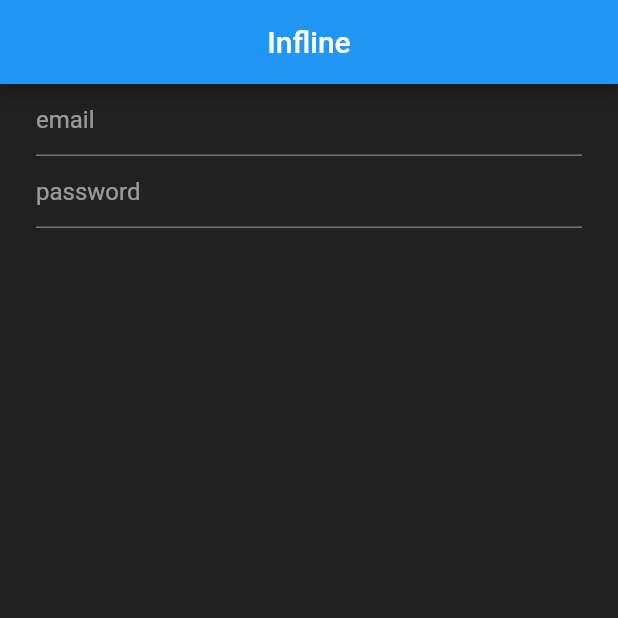
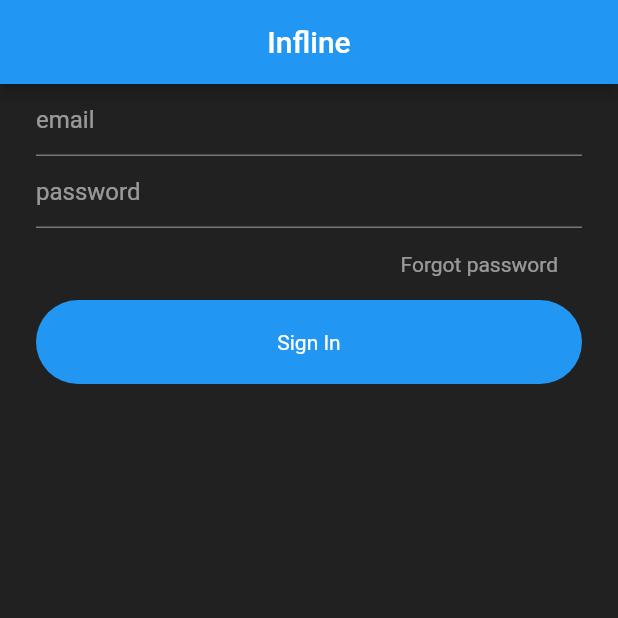
Before and after one commit to JakubKarc/Infline, a Flutter app: the screen it shows after launch, on a phone screen of 412 x 824 dp, the top half of it. Run offline on Flutter 3.47's test engine with Material 2 defaults, Android fonts, the phone set to English and light mode, and no system bars.

Commit message:
sign in page update - button and forgot password added

```diff
--- a/lib/pages/signIn.dart
+++ b/lib/pages/signIn.dart
@@ -34,6 +34,33 @@ class _SignInState extends State<SignIn> {
                 ),
               decoration: textFieldInputDecoration("password")
             ),
+            SizedBox(height: 8),
+            Container(
+              alignment: Alignment.centerRight,
+              child: Container(
+                padding: EdgeInsets.symmetric(horizontal: 16, vertical: 8),
+                child: Text("Forgot password", style: TextStyle(
+                    color: Colors.white54,
+                  ),
+                ),
+              ),
+            ),
+            SizedBox(height: 8,),
+            Container(
+              decoration: BoxDecoration(
+                borderRadius: BorderRadius.circular(30),
+                color: Colors.blue,
+              ),
+              alignment: Alignment.center,
+              width: double.infinity,
+              padding: EdgeInsets.symmetric(vertical: 20, horizontal: 24),
+              child: Text(
+                "Sign In",
+                style: TextStyle(
+                  color: Colors.white,
+                ),
+              ),
+            ),
           ],
         ),
       ),
```
